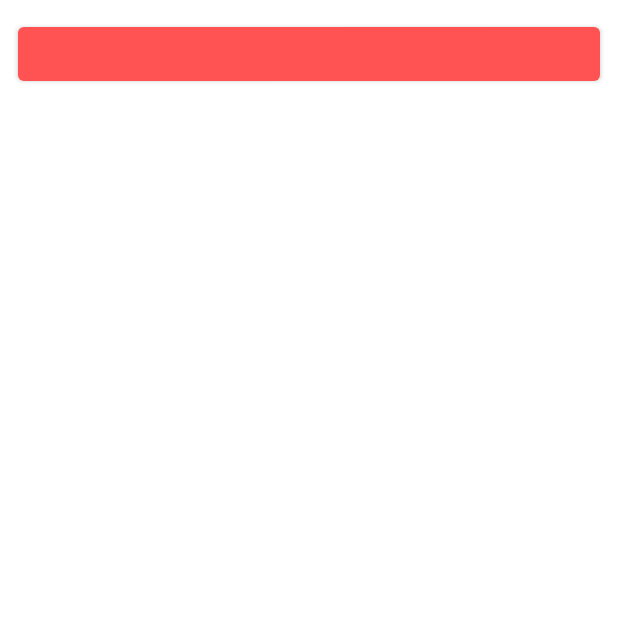
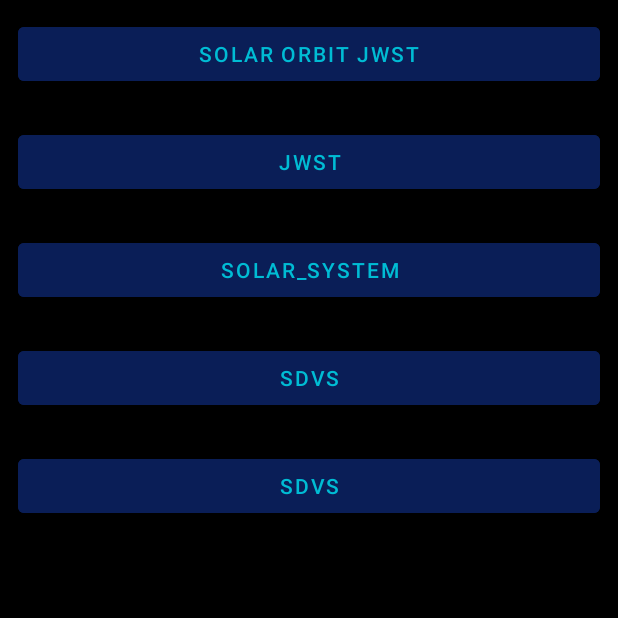
Before and after one commit to cj3dreams/JamesApp, an Android app: the AboutAppActivity screen opened directly, with no data from a screen before it, on a phone screen of 412 x 824 dp, the top half of it. Run offline under Robolectric (Android 15) with nearby library versions, the phone set to English and light mode, and no system bars.

Commit message:
about заполнен частично

```diff
--- a/app/src/main/java/com/template/about/AboutAppActivity.kt
+++ b/app/src/main/java/com/template/about/AboutAppActivity.kt
@@ -2,22 +2,17 @@
 
 import androidx.appcompat.app.AppCompatActivity
 import android.os.Bundle
-import android.view.View
-import android.widget.Button
 import com.template.R
+import com.template.about.view.AboutDescriptionFragment
 
 class AboutAppActivity : AppCompatActivity() {
-    private lateinit var solarOrbitButton: Button
+
 
     override fun onCreate(savedInstanceState: Bundle?) {
         super.onCreate(savedInstanceState)
         setContentView(R.layout.activity_about_app)
-        solarOrbitButton = findViewById(R.id.orbit_button)
-        solarOrbitButton.setOnClickListener{
-            supportFragmentManager.beginTransaction().apply {
-                replace(R.id.frag_cont, SolarOrbit()).commit()
-                solarOrbitButton.visibility = View.INVISIBLE
-            }
+        supportFragmentManager.beginTransaction().apply {
+            replace(R.id.frag_cont, AboutDescriptionFragment()).commit()
         }
     }
 }
--- /dev/null
+++ b/app/src/main/java/com/template/about/data/AboutModel.kt
@@ -0,0 +1,5 @@
+package com.template.about.data
+
+import com.template.R
+
+data class AboutModel(val imageView: Int, val textView: Int)
--- /dev/null
+++ b/app/src/main/java/com/template/about/view/AboutDescriptionFragment.kt
@@ -0,0 +1,56 @@
+package com.template.about.view
+
+import android.os.Bundle
+import androidx.fragment.app.Fragment
+import android.view.LayoutInflater
+import android.view.View
+import android.view.ViewGroup
+import android.widget.Button
+import com.template.R
+
+class AboutDescriptionFragment() : Fragment() {
+    private lateinit var solarOrbitButton: Button
+    private lateinit var button2: Button
+    private lateinit var button3: Button
+    private lateinit var button4: Button
+    private lateinit var button5: Button
+
+    override fun onCreateView(
+        inflater: LayoutInflater, container: ViewGroup?,
+        savedInstanceState: Bundle?
+    ): View? {
+        // Inflate the layout for this fragment
+        val view: View =  layoutInflater.inflate(R.layout.fragment_about_discription, container, false)
+        solarOrbitButton = view.findViewById(R.id.orbit_button)
+        solarOrbitButton.setOnClickListener{
+            requireActivity().supportFragmentManager.beginTransaction().apply {
+                add(R.id.frag_cont, DescriptionFragment(1)).commit()
+            }
+        }
+        button2 = view.findViewById(R.id.button2)
+        button2.setOnClickListener{
+            requireActivity().supportFragmentManager.beginTransaction().apply {
+                add(R.id.frag_cont, DescriptionFragment(2)).commit()
+            }
+        }
+        button3 = view.findViewById(R.id.button3)
+        button3.setOnClickListener{
+            requireActivity().supportFragmentManager.beginTransaction().apply {
+                add(R.id.frag_cont, DescriptionFragment(3)).commit()
+            }
+        }
+        button4 = view.findViewById(R.id.button4)
+        button4.setOnClickListener{
+            requireActivity().supportFragmentManager.beginTransaction().apply {
+                add(R.id.frag_cont, DescriptionFragment(4)).commit()
+            }
+        }
+        button5 = view.findViewById(R.id.button5)
+        button5.setOnClickListener{
+            requireActivity().supportFragmentManager.beginTransaction().apply {
+                add(R.id.frag_cont, DescriptionFragment(5)).commit()
+            }
+        }
+        return view
+    }
+}
--- a/app/src/main/res/layout/activity_about_app.xml
+++ b/app/src/main/res/layout/activity_about_app.xml
@@ -11,10 +11,4 @@
         android:layout_width="match_parent"
         android:layout_height="match_parent" />
 
-    <Button
-        android:layout_width="match_parent"
-        android:layout_height="wrap_content"
-        android:layout_margin="12dp"
-        android:id="@+id/orbit_button"/>
-
 </RelativeLayout>
--- /dev/null
+++ b/app/src/main/res/layout/fragment_about_discription.xml
@@ -0,0 +1,53 @@
+<?xml version="1.0" encoding="utf-8"?>
+<RelativeLayout xmlns:android="http://schemas.android.com/apk/res/android"
+    xmlns:tools="http://schemas.android.com/tools"
+    android:layout_width="match_parent"
+    android:layout_height="match_parent"
+    android:background="@color/black"
+    tools:context=".about.view.AboutDescriptionFragment">
+
+    <Button
+        android:layout_width="match_parent"
+        android:layout_height="wrap_content"
+        android:layout_margin="12dp"
+        android:backgroundTint="#0A1E57"
+        android:text="solar orbit JWST"
+        android:id="@+id/orbit_button"/>
+
+    <Button
+        android:layout_width="match_parent"
+        android:layout_height="wrap_content"
+        android:id="@+id/button2"
+        android:layout_below="@+id/orbit_button"
+        android:layout_margin="12dp"
+        android:backgroundTint="#0A1E57"
+        android:text="JWST"/>
+
+    <Button
+        android:layout_width="match_parent"
+        android:layout_height="wrap_content"
+        android:id="@+id/button3"
+        android:layout_below="@+id/button2"
+        android:layout_margin="12dp"
+        android:backgroundTint="#0A1E57"
+        android:text="solar_system"/>
+
+    <Button
+        android:layout_width="match_parent"
+        android:layout_height="wrap_content"
+        android:id="@+id/button4"
+        android:layout_below="@+id/button3"
+        android:layout_margin="12dp"
+        android:backgroundTint="#0A1E57"
+        android:text="sdvs"/>
+
+    <Button
+        android:layout_width="match_parent"
+        android:layout_height="wrap_content"
+        android:id="@+id/button5"
+        android:layout_below="@+id/button4"
+        android:layout_margin="12dp"
+        android:backgroundTint="#0A1E57"
+        android:text="sdvs"/>
+
+</RelativeLayout>
```
Also changed, not shown: app/src/main/java/com/template/about/SolarOrbit.kt (deleted, +0 -22 lines), app/src/main/java/com/template/about/data/AboutContent.kt (added, +12 -0 lines), app/src/main/java/com/template/about/view/DescriptionFragment.kt (added, +51 -0 lines), app/src/main/res/layout/activity_main.xml (+4 -4 lines), app/src/main/res/layout/fragment_solar_orbit.xml (+12 -29 lines), app/src/main/res/values/strings.xml (+8 -4 lines), app/src/main/res/drawable-v24/orbit1.jpg (deleted), app/src/main/res/drawable-v24/orbit2.jpg (deleted), app/src/main/res/drawable-v24/orbitajwst.jpg (added), app/src/main/res/drawable-v24/solar_system.jpg (added).
